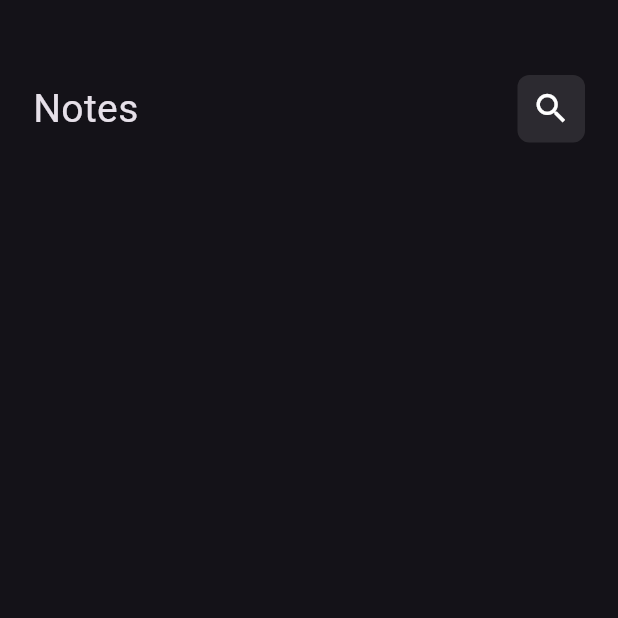
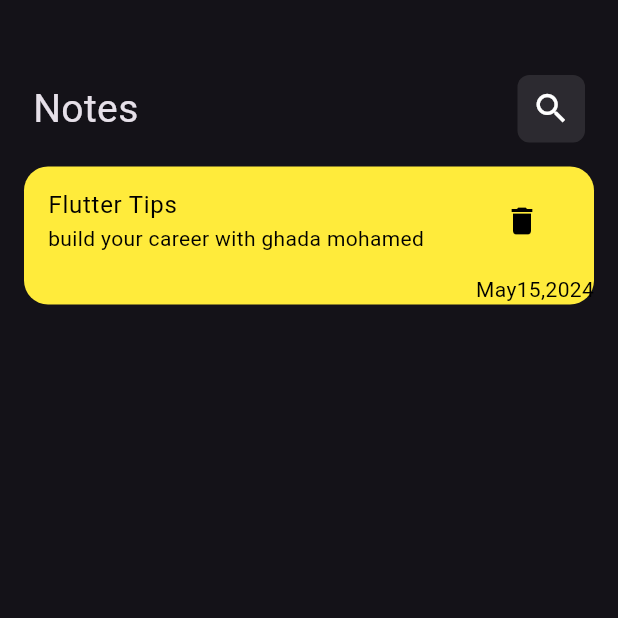
Before and after one commit to Ghada-Mohamed-Khalaf/notes_app, a Flutter app: the screen it shows after launch, on a phone screen of 412 x 824 dp, the top half of it. Run offline on Flutter 3.47's test engine with Material 3 defaults, Android fonts, the phone set to English and light mode, and no system bars.

Commit message:
create note item

```diff
--- /dev/null
+++ b/lib/views/widgets/note_item.dart
@@ -0,0 +1,38 @@
+import 'package:flutter/material.dart';
+
+class NoteItem extends StatelessWidget {
+  const NoteItem({super.key});
+
+  @override
+  Widget build(BuildContext context) {
+    return Padding(
+      padding: const EdgeInsets.all(16.0),
+      child: Container(
+        decoration: BoxDecoration(
+          color: Colors.yellow,
+          borderRadius: BorderRadius.circular(16),
+        ),
+        child: Column(
+          crossAxisAlignment: CrossAxisAlignment.end,
+          children: [
+            ListTile(
+                title: const Text(
+                  "Flutter Tips",
+                  style: TextStyle(color: Colors.black),
+                ),
+                subtitle: const Text("build your career with ghada mohamed",
+                    style: TextStyle(color: Colors.black)),
+                trailing: IconButton(
+                  onPressed: () {},
+                  icon: const Icon(Icons.delete, color: Colors.black),
+                )),
+            Text(
+              "May15,2024",
+              style: TextStyle(color: Colors.black),
+            ),
+          ],
+        ),
+      ),
+    );
+  }
+}
--- a/lib/views/widgets/notes_view_body.dart
+++ b/lib/views/widgets/notes_view_body.dart
@@ -1,5 +1,6 @@
 import 'package:flutter/material.dart';
 import 'package:notes_app/views/widgets/custom_app_bar.dart';
+import 'package:notes_app/views/widgets/note_item.dart';
 
 class NotesViewBody extends StatelessWidget {
   const NotesViewBody({super.key});
@@ -7,13 +8,12 @@ class NotesViewBody extends StatelessWidget {
   @override
   Widget build(BuildContext context) {
     return const Column(
-
       children: [
-        SizedBox(height: 50,),
+        SizedBox(
+          height: 50,
+        ),
         CustomAppBar(),
-
-
-
+        NoteItem(),
       ],
     );
   }
```
